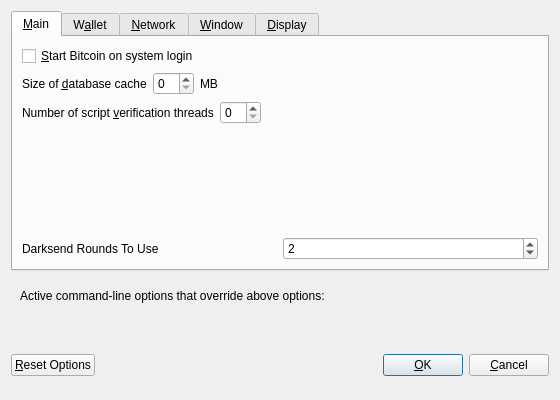
Qt form src/qt/forms/optionsdialog.ui (wagerr/PIVX) before a commit.
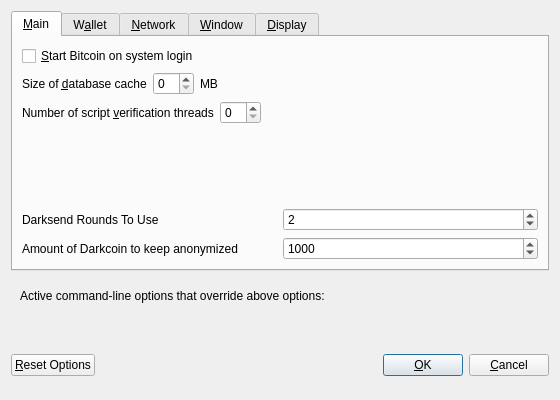
The same form after that commit. Custom widgets are drawn as their Qt base class.

Patch:
```diff
--- a/src/qt/forms/optionsdialog.ui
+++ b/src/qt/forms/optionsdialog.ui
@@ -158,6 +158,48 @@
          </item>
         </layout>
        </item>
+        <item>
+        <layout class="QHBoxLayout" name="horizontalLayout">
+         <item>
+          <widget class="QLabel" name="label_2">
+           <property name="toolTip">
+            <string notr="true">&lt;html&gt;&lt;head/&gt;&lt;body&gt;&lt;p&gt;This amount acts as a threshold to turn off Darksend once it's reached. &lt;/p&gt;&lt;/body&gt;&lt;/html&gt;</string>
+           </property>
+           <property name="statusTip">
+            <string notr="true"/>
+           </property>
+           <property name="whatsThis">
+            <string notr="true"/>
+           </property>
+           <property name="accessibleName">
+            <string notr="true"/>
+           </property>
+           <property name="accessibleDescription">
+            <string notr="true"/>
+           </property>
+           <property name="text">
+            <string>Amount of Darkcoin to keep anonymized</string>
+           </property>
+          </widget>
+         </item>
+         <item>
+          <widget class="QSpinBox" name="anonymizeDarkcoin">
+           <property name="minimum">
+            <number>1</number>
+           </property>
+           <property name="maximum">
+            <number>2000</number>
+           </property>
+           <property name="singleStep">
+            <number>10</number>
+           </property>
+           <property name="value">
+            <number>1000</number>
+           </property>
+          </widget>
+         </item>
+        </layout>
+       </item>
       </layout>
      </widget>
      <widget class="QWidget" name="tabWallet">
```
Left out of the diff: 3 changed lines with no effect on the pictures.
